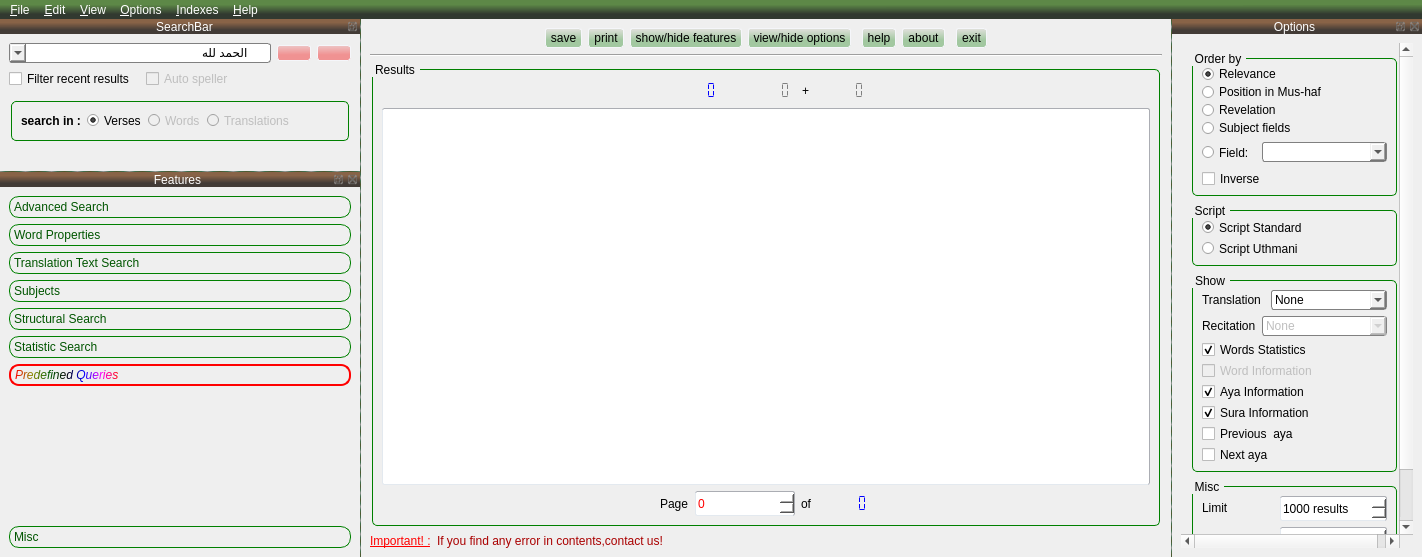
Alfanous-team/alfanous, file resources/UI/mainform.ui: the form before one commit.
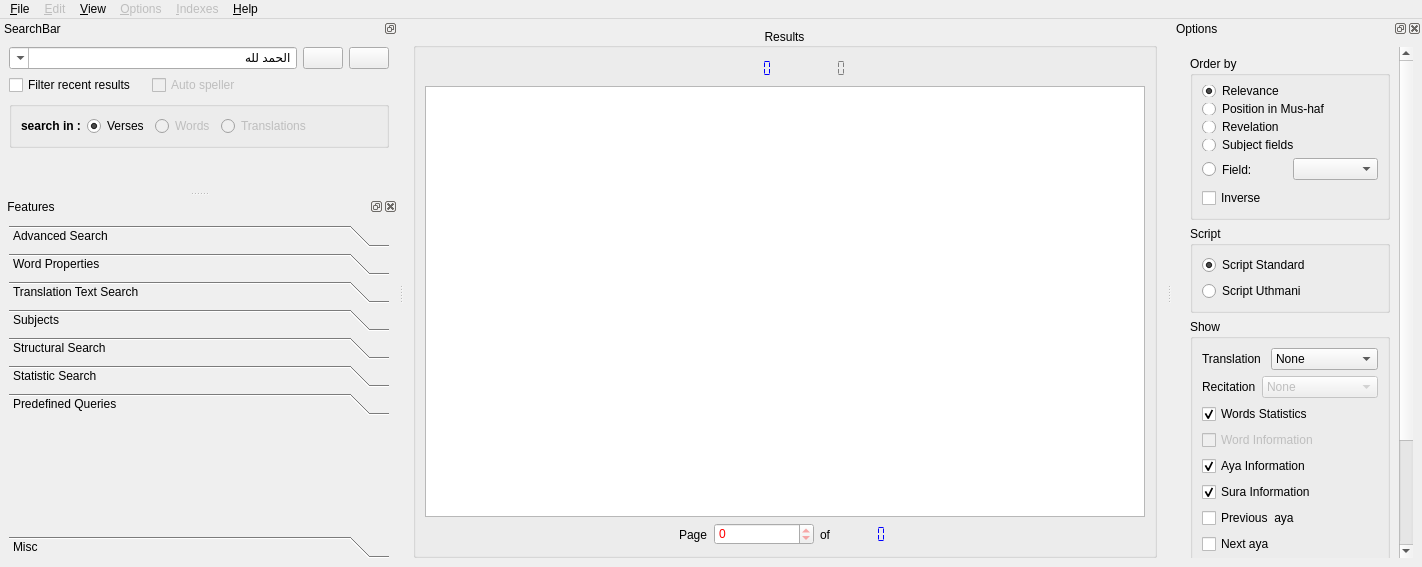
The form after the commit. Icons and pictures are not drawn.

Commit message: remove the styling , keep it simple

Diff of the .ui file:
```diff
--- a/resources/UI/mainform.ui
+++ b/resources/UI/mainform.ui
@@ -11,7 +11,7 @@
     <x>0</x>
     <y>0</y>
     <width>1422</width>
-    <height>557</height>
+    <height>567</height>
    </rect>
   </property>
   <property name="sizePolicy">
@@ -46,393 +46,7 @@
    <enum>Qt::LeftToRight</enum>
   </property>
   <property name="styleSheet">
-   <string notr="true">
-     QComboBox {
-     border: 1px solid gray;
-     border-radius: 3px;
-     padding: 1px 18px 1px 3px;
-     min-width: 6em;
- }
-
-
- QComboBox::down-arrow {
-     image:url(:/resources/1downarrow.png)
- }
-
- QComboBox::down-arrow:on { /* shift the arrow when popup is open */
-     top: 1px;
-     left: 1px;
- }
-
-
- QToolBox::tab {
-         background: qlineargradient(x1: 0, y1: 0, x2: 0, y2: 1,
-                                     stop: 0 #E1F1E1, stop: 0.4 #DDEDDD,
-                                     stop: 0.5 #D8E8D8, stop: 1.0 #D3E3D3);
-         border-radius: 10px;
-         color: rgb(0, 85, 0);
-     border: 1px solid green;
-     }
-
-     QToolBox::tab:selected { /* italicize selected tabs */
-  background: qlineargradient(x1: 0, y1: 0, x2: 0, y2: 1,
-                                     stop: 0 #C1D1C1, stop: 0.4 #BDCDBD,
-                                     stop: 0.5 #B8C8B8, stop: 1.0 #B3C3B3);
-         font: italic;
-         color: qlineargradient(spread:pad, x1:0, y1:0, x2:1, y2:0, stop:0 rgba(255, 0, 0, 255), stop:0.166 rgba(138, 138, 0, 255), stop:0.333 rgba(0, 92, 0, 255), stop:0.5 rgba(0, 0, 0, 255), stop:0.666 rgba(0, 0, 255, 255), stop:0.833 rgba(255, 0, 255, 255), stop:1 rgba(255, 0, 0, 255));
-     border: 2px solid red;
-}
-
-
-QMainWindow::separator {
-    height: 1px;
-	width: 1px;
-
-background-color: qlineargradient(spread:reflect, x1:0.996, y1:0.0113182, x2:1, y2:0, stop:0 rgba(121, 121, 121, 194), stop:0.45 rgba(38, 92, 54, 222), stop:1 rgba(57, 64, 17, 222))
-
-}
-
-QDockWidget {
-     border: 1px solid lightgray;
-
-     titlebar-close-icon: url(:/resources/application_exit.png);
-     titlebar-normal-icon: url(:/resources/bookmark.png);
-    color : white;
-	border-radius:5px;
- 	icon-size: 64px;
- }
-
- QDockWidget::title {
-     text-align: center; /* align the text to the left */
-     background:qlineargradient(spread:pad, x1:0.472273, y1:0.738, x2:0.468818, y2:0.239, stop:0 rgba(60, 53, 48, 246), stop:1 rgba(121, 78, 46, 222));
-     padding-left: 20px;
- }
-
- QDockWidget::close-button, QDockWidget::float-button {
-     border: 1px solid transparent;
-     padding: 0px;
- }
-
- QDockWidget::close-button:hover, QDockWidget::float-button:hover {
-
- }
-
- QDockWidget::close-button:pressed, QDockWidget::float-button:pressed {
-     padding: 1px -1px -1px 1px;
- }
-
-QPushButton { background: qlineargradient(spread:pad, x1:0.504091, y1:0.619, x2:0.487, y2:0, stop:0 rgba(240, 146, 146, 255), stop:1 rgba(238, 197, 197, 255)) ;
- border: 1px solid #f5f6fa;
-     border-radius: 3px; }
-
-QToolButton { background: qlineargradient(spread:pad, x1:0.504091, y1:0.619, x2:0.487, y2:0, stop:0 rgba(162, 200, 160, 255), stop:1 rgba(226, 225, 221, 255));
- border: 1px solid #f5f6fa;
-     border-radius: 3px; }
-
-
-QMenuBar { background: qlineargradient(spread:pad, x1:0.472273, y1:0.738, x2:0.468818, y2:0.239, stop:0 rgba(43, 51, 41, 246), stop:1 rgba(71, 121, 46, 222));
-color : white}
-
-QMenuBar::item {
- background: transparent;
-color:white;
-}
-
-
- QMenuBar::item:selected,QPushButton:hover,QToolButton:hover { /* when selected using mouse or keyboard */
-border: 1px solid #f5f6fa;
-     border-radius: 3px;
-
-     background-color: qlineargradient(x1:0, y1:0, x2:0, y2:1,
-                                       stop:0 #d0d0d0 stop:0.5 #259478 stop:1 #57a792);
- }
-
- QMenuBar::item:pressed,QPushButton:pressed,QToolButton:pressed{
-          border: 1px solid grey;
-     border-radius: 3px;
-
-background-color: qlineargradient(x1:0, y1:0, x2:0, y2:1,
-                                       stop:0 #e0e0e0 stop:0.5 #257894 stop:1 #5792a7);
-
-}
-
-QMenu {
-     background-color: #f1f1f1; /* sets background of the menu */
-     border: 1px solid #979797;
- }
-
-
- QMenu::item { /* when selected using mouse or keyboard */
-
-margin-left: 2px;
-margin-right: 2px;
-
-padding-top: 4px;
-padding-bottom: 4px;
-padding-left: 28px;
-padding-right: 14px;
-
-/*background:blue;*/
-/*padding: 2px 0px 2px -1px;*/
-}
-
- QMenu::item:selected { /* when selected using mouse or keyboard */
-     border: 1px solid #a7dbff;
-     border-radius: 3px;
-
-     background-color: qlineargradient(x1:0, y1:0, x2:0, y2:1,
-                                       stop:0 #f1f1f1 stop:1 #e4f0f5);
-
-margin-left: 1px;
-
-padding-left: 28px;
-
-
-/*padding: 2px 0px 2px -1px;*/
-}
-
-
-
-
-QMenu::indicator:unchecked { /* when selected using mouse or keyboard */
-
-     border-radius: 3px;
-
-}
-
-QMenu::indicator:checked:enabled { /* when selected using mouse or keyboard */
-     border: 1px solid #a7dbff;
-     border-radius: 3px;
-
-     background-color: #e6eff4;
-
-     image: url(:/resources/menu_indicator.png)
-}
-
-
-QMenu::indicator:checked:!enabled { /* when selected using mouse or keyboard */
-     image: url(:/resources/menu_indicator_disabled.png)
-}
-
-
-
-QMenu::separator {
-    height: 2px;
-    margin-left: 0px;
-margin-top: 4px;
-margin-bottom: 4px;
-
-background-color: #aaeeaa;
-
-}
-
-QGroupBox {
-     border: 1px solid green;
-	border-radius:5px;
-	margin: 6px 2px 2px 2px;
-}
-
-QGroupBox::title {
-     subcontrol-origin: margin;
-     subcontrol-position: top left; /* position at the top center */
-     padding: 0 3px;
-}
-
- QCheckBox {
-     spacing: 5px;
- }
-
- QCheckBox::indicator {
-     width: 13px;
-     height: 13px;
- }
-
- QCheckBox::indicator:unchecked {
-     image: url(:/resources/checkbox_off_enabled.png);
- }
-
- QCheckBox::indicator:unchecked:!enabled {
-     image: url(:/resources/checkbox_off_disabled.png);
- }
-
- QCheckBox::indicator:unchecked:hover {
-     image: url(:/resources/checkbox_off_enabled_hover.png);
- }
-
- QCheckBox::indicator:unchecked:pressed {
-     image: url(:/resources/checkbox_off_enabled_pressed.png);
- }
-
- QCheckBox::indicator:checked {
-     image: url(:/resources/checkbox_on_enabled.png);
- }
-
- QCheckBox::indicator:checked:!enabled {
-     image: url(:/resources/checkbox_on_disabled.png);
- }
-
-
- QCheckBox::indicator:checked:hover {
-     image: url(:/resources/checkbox_on_enabled_hover.png);
- }
-
- QCheckBox::indicator:checked:pressed {
-     image: url(:/resources/checkbox_on_enabled_pressed.png);
- }
-
- QCheckBox::indicator:indeterminate:hover {
-     image: url(:/resources/checkbox_inter_enabled_hover.png);
- }
-
- QCheckBox::indicator:indeterminate {
-     image: url(:/resources/checkbox_inter_enabled.png);
- } 
-
- QCheckBox::indicator:indeterminate:!enabled {
-     image: url(:/resources/checkbox_inter_disabled.png);
- }
-
-QRadioButton {
-     spacing: 5px;
- }
-
- QRadioButton::indicator {
-     width: 12px;
-     height: 12px;
- }
-
- QRadioButton::indicator:unchecked {
-     image: url(:/resources/radiobutton_off_enabled.png);
- }
-
- QRadioButton::indicator:checked {
-     image: url(:/resources/radiobutton_on_enabled.png);
- }
-
- QRadioButton::indicator:checked:hover {
-     image: url(:/resources/radiobutton_on_enabled_hover.png);
- }
-
- QRadioButton::indicator:checked:pressed {
-     image: url(:/resources/radiobutton_on_enabled_pressed.png);
-}
-
- QRadioButton::indicator:unchecked:!enabled {
-     image: url(:/resources/radiobutton_off_disabled.png);
- }
-
- QRadioButton::indicator:checked:!enabled {
-     image: url(:/resources/radiobutton_on_disabled.png);
- }
-
- QRadioButton::indicator:unchecked:hover {
-     image: url(:/resources/radiobutton_off_enabled_hover.png);
-}
-
- QRadioButton::indicator:unchecked:pressed {
-     image: url(:/resources/radiobutton_off_enabled_pressed.png);
-}
-
-QLineEdit, QTextEdit, QSpinBox, QDoubleSpinBox, QTextBrowser {
- 	border-top: 1px solid #abadb3;
- 	border-right: 1px solid #abadb3;
-	border-left: 1px solid #e3e9ef;
-	border-bottom: 1px solid #e3e9ef;
-	border-radius: 2px;
-
-     background: white;
-     selection-background-color: #3399ff;
-
-	min-height: 23 px;
-}
-
-QLineEdit:!enabled, QTextEdit:!enabled, QSpinBox:!enabled, QDoubleSpinBox:!enabled {
- 	border: 1px solid #afafaf;
-	border-radius: 2px;
-
-     background: white;
-	color: #afafaf;
-     selection-background-color: #3399ff;
-}
-
-
-QLineEdit:hover:enabled, QTextEdit:hover:enabled, QSpinBox:hover:enabled, QDoubleSpinBox:hover:enabled {
- 	border-top: 1px solid #3d7bad;
- 	border-right: 1px solid #3d7bad;
-	border-left: 1px solid #b7d9ed;
-	border-bottom: 1px solid #b7d9ed;
-}
-
-
-QSpinBox, QDoubleSpinBox {
-	padding-right: 18px;
-}
-
-QSpinBox::up-button:!enabled, QDoubleSpinBox::up-button:!enabled,
-QSpinBox::up-arrow:off, QDoubleSpinBox::up-arrow:off {
-	border-image: url(:/resources/spin_up_disabled.png) 1;
-}
-
-QSpinBox::down-button:!enabled, QDoubleSpinBox::down-button:!enabled,
-QSpinBox::down-arrow:off, QDoubleSpinBox::down-arrow:off {
-	border-image: url(:/resources/spin_down_disabled.png) 1;
-}
-
-QSpinBox::up-button:hover:enabled, QDoubleSpinBox::up-button:hover:enabled {
-	border-image: url(:/resources/spin_up_enabled_hover.png) 1;
-}
-
-QSpinBox::up-button:pressed:enabled, QDoubleSpinBox::up-button:pressed:enabled {
-	border-image: url(:/resources/spin_up_enabled_pressed.png) 1;
-}
-
-QSpinBox::down-button:hover:enabled, QDoubleSpinBox::down-button:hover:enabled {
-	border-image: url(:/resources/spin_down_enabled_hover.png) 1;
-}
-
-QSpinBox::down-button:pressed:enabled, QDoubleSpinBox::down-button:pressed:enabled {
-	border-image: url(:/resources/spin_down_enabled_pressed.png) 1;
-}
-
-QSpinBox::up-button, QDoubleSpinBox::up-button {
-     subcontrol-origin: border;
-     subcontrol-position: top right; /* position at the top right corner */
-
-     width: 16px; /* 16 + 2*1px border-width = 15px padding + 3px parent border */
-     border-width: 2px;
-	border-bottom-width: 0;
-
-	border-image: url(:/resources/spin_up_enabled.png) 1;
-}
-
-QSpinBox::down-button, QDoubleSpinBox::down-button {
-     subcontrol-origin: border;
-     subcontrol-position: bottom right; /* position at bottom right corner */
-
-     width: 16px;
-     border-width: 2px;
-     border-top-width: 0;
-
-	border-image: url(:/resources/spin_down_enabled.png) 1;
-}
-
-
-
-
-
-QComboBox::QFrame {
-	border: 1px solid #828790;
-}
-
-QLabel,QToolBox {
-	border: 0px solid #828790;
-}
-
-
-
-
-
-</string>
+   <string notr="true"/>
   </property>
   <property name="locale">
    <locale language="English" country="UnitedStates"/>
@@ -448,266 +62,6 @@
   </property>
   <widget class="QWidget" name="centralwidget">
    <layout class="QVBoxLayout" name="verticalLayout_2">
-    <item>
-     <layout class="QHBoxLayout" name="horizontalLayout_8">
-      <item>
-       <spacer name="horizontalSpacer_7">
-        <property name="orientation">
-         <enum>Qt::Horizontal</enum>
-        </property>
-        <property name="sizeHint" stdset="0">
-         <size>
-          <width>40</width>
-          <height>20</height>
-         </size>
-        </property>
-       </spacer>
-      </item>
-      <item>
-       <widget class="QToolButton" name="tb_save">
-        <property name="minimumSize">
-         <size>
-          <width>20</width>
-          <height>20</height>
-         </size>
-        </property>
-        <property name="toolTip">
-         <string>save current page</string>
-        </property>
-        <property name="statusTip">
-         <string>save current page</string>
-        </property>
-        <property name="text">
-         <string>save</string>
-        </property>
-        <property name="icon">
-         <iconset resource="../../../resources/images/main.qrc">
-          <normaloff>:/resources/gnome-dev-floppy.png</normaloff>:/resources/gnome-dev-floppy.png</iconset>
-        </property>
-       </widget>
-      </item>
-      <item>
-       <widget class="QToolButton" name="tb_print">
-        <property name="enabled">
-         <bool>true</bool>
-        </property>
-        <property name="minimumSize">
-         <size>
-          <width>20</width>
-          <height>20</height>
-         </size>
-        </property>
-        <property name="toolTip">
-         <string>print current page</string>
-        </property>
-        <property name="statusTip">
-         <string>print current page</string>
-        </property>
-        <property name="text">
-         <string>print</string>
-        </property>
-        <property name="icon">
-         <iconset resource="../../../resources/images/main.qrc">
-          <normaloff>:/resources/filequickprint.png</normaloff>:/resources/filequickprint.png</iconset>
-        </property>
-       </widget>
-      </item>
-      <item>
-       <widget class="QToolButton" name="tb_show_hide_features">
-        <property name="enabled">
-         <bool>true</bool>
-        </property>
-        <property name="minimumSize">
-         <size>
-          <width>20</width>
-          <height>20</height>
-         </size>
-        </property>
-        <property name="toolTip">
-         <string>show/hide features</string>
-        </property>
-        <property name="statusTip">
-         <string>show/hide features</string>
-        </property>
-        <property name="text">
-         <string>show/hide features</string>
-        </property>
-        <property name="icon">
-         <iconset resource="../../../resources/images/main.qrc">
-          <normaloff>:/resources/gnome-starthere.png</normaloff>:/resources/gnome-starthere.png</iconset>
-        </property>
-        <property name="checkable">
-         <bool>false</bool>
-        </property>
-        <property name="checked">
-         <bool>false</bool>
-        </property>
-        <property name="popupMode">
-         <enum>QToolButton::InstantPopup</enum>
-        </property>
-        <property name="autoRaise">
-         <bool>false</bool>
-        </property>
-        <property name="arrowType">
-         <enum>Qt::NoArrow</enum>
-        </property>
-       </widget>
-      </item>
-      <item>
-       <widget class="QToolButton" name="tb_show_hide_options">
-        <property name="enabled">
-         <bool>true</bool>
-        </property>
-        <property name="minimumSize">
-         <size>
-          <width>20</width>
-          <height>20</height>
-         </size>
-        </property>
-        <property name="toolTip">
-         <string>view/hide options</string>
-        </property>
-        <property name="statusTip">
-         <string>view/hide options</string>
-        </property>
-        <property name="text">
-         <string>view/hide options</string>
-        </property>
-        <property name="icon">
-         <iconset resource="../../../resources/images/main.qrc">
-          <normaloff>:/resources/configure.png</normaloff>:/resources/configure.png</iconset>
-        </property>
-        <property name="checkable">
-         <bool>false</bool>
-        </property>
-        <property name="checked">
-         <bool>false</bool>
-        </property>
-        <property name="popupMode">
-         <enum>QToolButton::InstantPopup</enum>
-        </property>
-        <property name="autoRaise">
-         <bool>false</bool>
-        </property>
-        <property name="arrowType">
-         <enum>Qt::NoArrow</enum>
-        </property>
-       </widget>
-      </item>
-      <item>
-       <spacer name="horizontalSpacer_12">
-        <property name="orientation">
-         <enum>Qt::Horizontal</enum>
-        </property>
-        <property name="sizeType">
-         <enum>QSizePolicy::Fixed</enum>
-        </property>
-        <property name="sizeHint" stdset="0">
-         <size>
-          <width>5</width>
-          <height>20</height>
-         </size>
-        </property>
-       </spacer>
-      </item>
-      <item>
-       <widget class="QToolButton" name="tb_help">
-        <property name="minimumSize">
-         <size>
-          <width>20</width>
-          <height>20</height>
-         </size>
-        </property>
-        <property name="toolTip">
-         <string>Help</string>
-        </property>
-        <property name="text">
-         <string>help</string>
-        </property>
-        <property name="icon">
-         <iconset resource="../../../resources/images/main.qrc">
-          <normaloff>:/resources/contents.png</normaloff>:/resources/contents.png</iconset>
-        </property>
-       </widget>
-      </item>
-      <item>
-       <widget class="QToolButton" name="tb_about">
-        <property name="minimumSize">
-         <size>
-          <width>20</width>
-          <height>20</height>
-         </size>
-        </property>
-        <property name="toolTip">
-         <string>About </string>
-        </property>
-        <property name="text">
-         <string>about</string>
-        </property>
-        <property name="icon">
-         <iconset resource="../../../resources/images/main.qrc">
-          <normaloff>:/resources/document_properties.png</normaloff>:/resources/document_properties.png</iconset>
-        </property>
-       </widget>
-      </item>
-      <item>
-       <spacer name="horizontalSpacer_11">
-        <property name="orientation">
-         <enum>Qt::Horizontal</enum>
-        </property>
-        <property name="sizeType">
-         <enum>QSizePolicy::Fixed</enum>
-        </property>
-        <property name="sizeHint" stdset="0">
-         <size>
-          <width>5</width>
-          <height>20</height>
-         </size>
-        </property>
-       </spacer>
-      </item>
-      <item>
-       <widget class="QToolButton" name="tb_exit">
-        <property name="minimumSize">
-         <size>
-          <width>20</width>
-          <height>20</height>
-         </size>
-        </property>
-        <property name="toolTip">
-         <string>exit</string>
-        </property>
-        <property name="text">
-         <string>exit</string>
-        </property>
-        <property name="icon">
-         <iconset resource="../../../resources/images/main.qrc">
-          <normaloff>:/resources/exit.png</normaloff>:/resources/exit.png</iconset>
-        </property>
-       </widget>
-      </item>
-      <item>
-       <spacer name="horizontalSpacer_6">
-        <property name="orientation">
-         <enum>Qt::Horizontal</enum>
-        </property>
-        <property name="sizeHint" stdset="0">
-         <size>
-          <width>40</width>
-          <height>20</height>
-         </size>
-        </property>
-       </spacer>
-      </item>
-     </layout>
-    </item>
-    <item>
-     <widget class="Line" name="line">
-      <property name="orientation">
-       <enum>Qt::Horizontal</enum>
-      </property>
-     </widget>
-    </item>
     <item>
      <widget class="QGroupBox" name="groupBox_5">
       <property name="sizePolicy">
@@ -847,48 +201,6 @@
            </item>
           </layout>
          </item>
-         <item>
-          <layout class="QHBoxLayout" name="horizontalLayout_41">
-           <item>
-            <widget class="QLabel" name="label_39">
-             <property name="sizePolicy">
-              <sizepolicy hsizetype="Fixed" vsizetype="Preferred">
-               <horstretch>0</horstretch>
-               <verstretch>0</verstretch>
-              </sizepolicy>
-             </property>
-             <property name="text">
-              <string>+</string>
-             </property>
-            </widget>
-           </item>
-           <item>
-            <widget class="QLCDNumber" name="o_time_extend">
-             <property name="styleSheet">
-              <string notr="true">color : gray</string>
-             </property>
-             <property name="frameShape">
-              <enum>QFrame::NoFrame</enum>
-             </property>
-             <property name="smallDecimalPoint">
-              <bool>true</bool>
-             </property>
-             <property name="numDigits">
-              <number>5</number>
-             </property>
-             <property name="segmentStyle">
-              <enum>QLCDNumber::Flat</enum>
-             </property>
-             <property name="value" stdset="0">
-              <double>0.000000000000000</double>
-             </property>
-             <property name="intValue" stdset="0">
-              <number>0</number>
-             </property>
-            </widget>
-           </item>
-          </layout>
-         </item>
          <item>
           <spacer name="horizontalSpacer_4">
            <property name="orientation">
@@ -956,10 +268,10 @@
 &lt;html&gt;&lt;head&gt;&lt;meta name=&quot;qrichtext&quot; content=&quot;1&quot; /&gt;&lt;title&gt;Results&lt;/title&gt;&lt;style type=&quot;text/css&quot;&gt;
 p, li { white-space: pre-wrap; }
 &lt;/style&gt;&lt;/head&gt;&lt;body style=&quot; font-family:'Arial'; font-size:12pt; font-weight:400; font-style:normal;&quot;&gt;
-&lt;p align=&quot;center&quot; style=&quot;-qt-paragraph-type:empty; margin-top:0px; margin-bottom:0px; margin-left:0px; margin-right:0px; -qt-block-indent:0; text-indent:0px; font-family:'ArabeyesQr'; font-size:14pt;&quot;&gt;&lt;/p&gt;
-&lt;p align=&quot;center&quot; style=&quot;-qt-paragraph-type:empty; margin-top:0px; margin-bottom:0px; margin-left:0px; margin-right:0px; -qt-block-indent:0; text-indent:0px; font-family:'ArabeyesQr'; font-size:14pt;&quot;&gt;&lt;/p&gt;
+&lt;p align=&quot;center&quot; style=&quot;-qt-paragraph-type:empty; margin-top:0px; margin-bottom:0px; margin-left:0px; margin-right:0px; -qt-block-indent:0; text-indent:0px; font-family:'ArabeyesQr'; font-size:14pt;&quot;&gt;&lt;br /&gt;&lt;/p&gt;
+&lt;p align=&quot;center&quot; style=&quot;-qt-paragraph-type:empty; margin-top:0px; margin-bottom:0px; margin-left:0px; margin-right:0px; -qt-block-indent:0; text-indent:0px; font-family:'ArabeyesQr'; font-size:14pt;&quot;&gt;&lt;br /&gt;&lt;/p&gt;
 &lt;p align=&quot;center&quot; style=&quot; margin-top:0px; margin-bottom:0px; margin-left:0px; margin-right:0px; -qt-block-indent:0; text-indent:0px;&quot;&gt;&lt;img src=&quot;:/resources/alfanous.jpg&quot; /&gt;&lt;/p&gt;
-&lt;p align=&quot;center&quot; style=&quot;-qt-paragraph-type:empty; margin-top:0px; margin-bottom:0px; margin-left:0px; margin-right:0px; -qt-block-indent:0; text-indent:0px; font-family:'ArabeyesQr';&quot;&gt;&lt;/p&gt;&lt;/body&gt;&lt;/html&gt;</string>
+&lt;p align=&quot;center&quot; style=&quot;-qt-paragraph-type:empty; margin-top:0px; margin-bottom:0px; margin-left:0px; margin-right:0px; -qt-block-indent:0; text-indent:0px; font-family:'ArabeyesQr';&quot;&gt;&lt;br /&gt;&lt;/p&gt;&lt;/body&gt;&lt;/html&gt;</string>
          </property>
          <property name="overwriteMode">
           <bool>true</bool>
@@ -1011,7 +323,7 @@
            <property name="minimumSize">
             <size>
              <width>100</width>
-             <height>25</height>
+             <height>0</height>
             </size>
            </property>
            <property name="styleSheet">
@@ -1087,52 +399,6 @@
       </layout>
      </widget>
     </item>
-    <item>
-     <layout class="QHBoxLayout" name="horizontalLayout_33">
-      <item>
-       <widget class="QLabel" name="label_32">
-        <property name="font">
-         <font>
-          <weight>50</weight>
-          <bold>false</bold>
-          <underline>true</underline>
-         </font>
-        </property>
-        <property name="styleSheet">
-         <string notr="true">color:red</string>
-        </property>
-        <property name="text">
-         <string>Important! :</string>
-        </property>
-        <property name="textFormat">
-         <enum>Qt::PlainText</enum>
-        </property>
-       </widget>
-      </item>
-      <item>
-       <widget class="QLabel" name="label_21">
-        <property name="sizePolicy">
-         <sizepolicy hsizetype="Expanding" vsizetype="Preferred">
-          <horstretch>0</horstretch>
-          <verstretch>0</verstretch>
-         </sizepolicy>
-        </property>
-        <property name="styleSheet">
-         <string notr="true">color:rgb(170, 0, 0)</string>
-        </property>
-        <property name="text">
-         <string>If you find any error in contents,contact us!</string>
-        </property>
-        <property name="textFormat">
-         <enum>Qt::PlainText</enum>
-        </property>
-        <property name="wordWrap">
-         <bool>true</bool>
-        </property>
-       </widget>
-      </item>
-     </layout>
-    </item>
    </layout>
   </widget>
   <widget class="QMenuBar" name="menubar">
@@ -1392,8 +658,8 @@
          <rect>
           <x>0</x>
           <y>0</y>
-          <width>255</width>
-          <height>593</height>
+          <width>258</width>
+          <height>689</height>
          </rect>
         </property>
         <layout class="QVBoxLayout" name="verticalLayout_5">
@@ -1483,7 +749,7 @@
                <widget class="QComboBox" name="o_field">
                 <property name="minimumSize">
                  <size>
-                  <width>125</width>
+                  <width>0</width>
                   <height>0</height>
                  </size>
                 </property>
@@ -1858,8 +1124,8 @@
    </property>
    <property name="minimumSize">
     <size>
-     <width>360</width>
-     <height>152</height>
+     <width>398</width>
+     <height>172</height>
     </size>
    </property>
    <property name="maximumSize">
@@ -1907,7 +1173,7 @@
          </property>
          <property name="minimumSize">
           <size>
-           <width>125</width>
+           <width>0</width>
            <height>0</height>
           </size>
          </property>
@@ -2142,7 +1408,7 @@
    <property name="minimumSize">
     <size>
      <width>200</width>
-     <height>363</height>
+     <height>364</height>
     </size>
    </property>
    <property name="windowIcon">
@@ -3683,8 +2949,8 @@
          <rect>
           <x>0</x>
           <y>0</y>
-          <width>375</width>
-          <height>90</height>
+          <width>380</width>
+          <height>73</height>
          </rect>
         </property>
         <attribute name="label">
```
Left out of the diff: 222 changed lines with no effect on the pictures.
